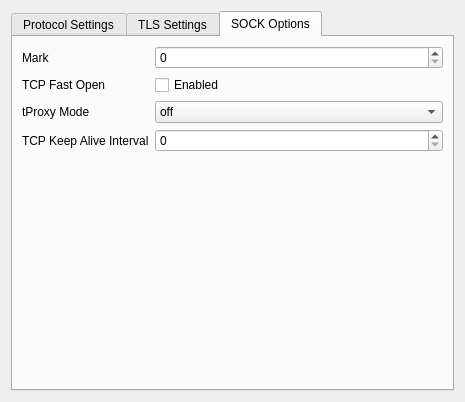
First picture: the form in src/ui/widgets/widgets/StreamSettingsWidget.ui, repository Qv2ray/Qv2ray, before the edit.
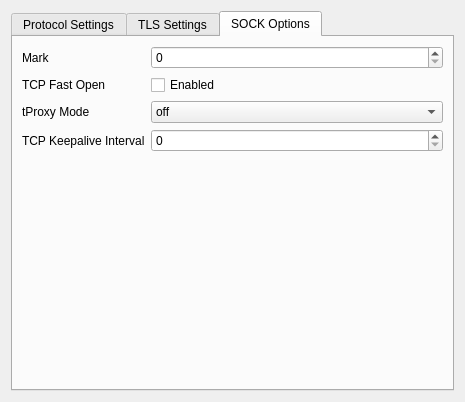
Second picture: the form after the edit. The open tabs and pages were chosen to show the change.

What changed in the file:
```diff
--- a/src/ui/widgets/widgets/StreamSettingsWidget.ui
+++ b/src/ui/widgets/widgets/StreamSettingsWidget.ui
@@ -975,7 +975,7 @@
        <item row="3" column="0">
         <widget class="QLabel" name="label_32">
          <property name="text">
-          <string>TCP Keep Alive Interval</string>
+          <string>TCP Keepalive Interval</string>
          </property>
         </widget>
        </item>
```
